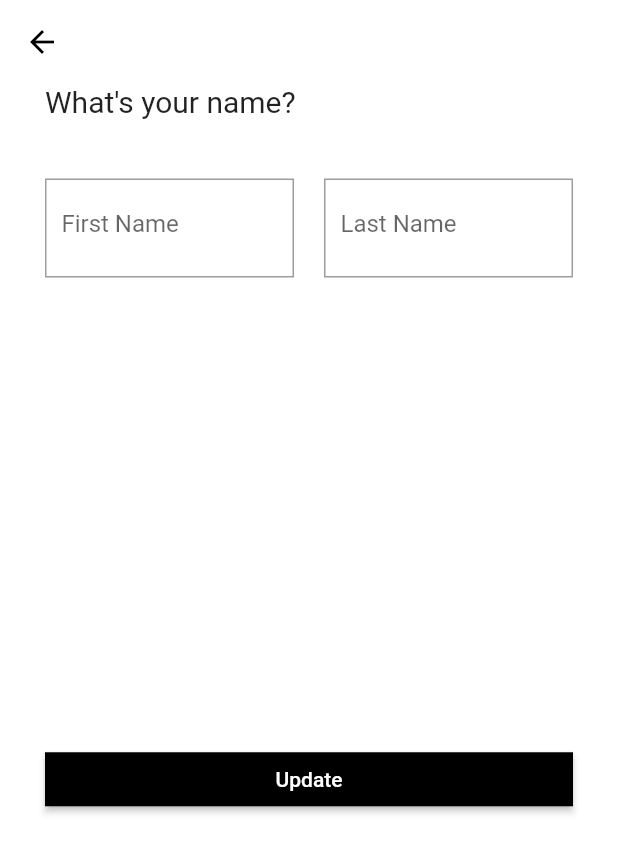
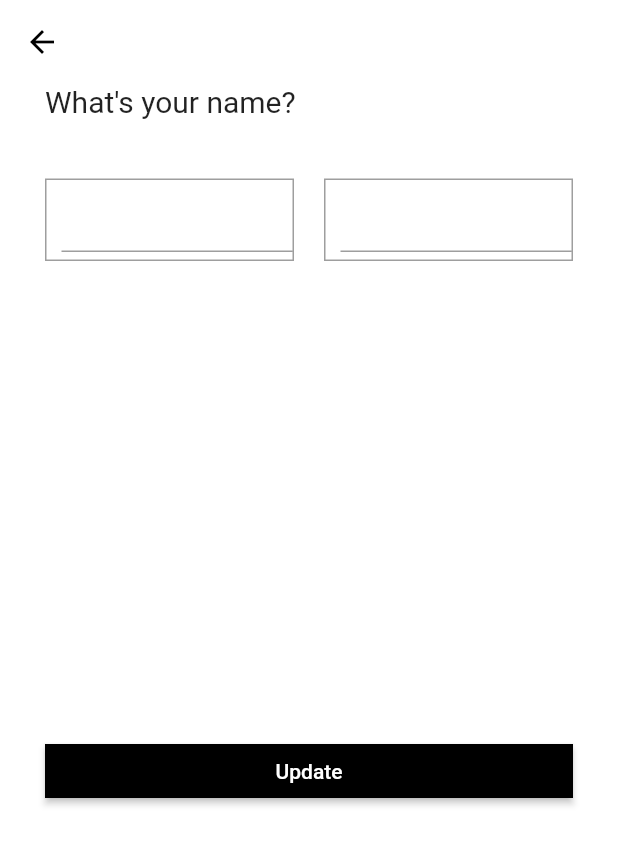
Before and after one commit to samuel-nwankwo/profile-editor, a Flutter app: the EditDisplayName screen opened directly, on a phone screen of 412 x 824 dp. Shown: the top 853 px of the screen. Run offline on Flutter 3.47's test engine with Material 2 defaults, Android fonts, the phone set to English and light mode, and no system bars.

Commit message:
Removed unused properties

```diff
--- a/lib/display_name.dart
+++ b/lib/edit_display_name.dart
@@ -21,11 +21,7 @@ class EditDisplayName extends StatelessWidget{
             data:ThemeData(primaryColor:Colors.grey),
             child: TextField(
               controller: _firstNameController,
-              decoration: InputDecoration(
-                labelText: "First Name",
-                border: InputBorder.none,
-                focusColor:Colors.red,
-              ),
+
             ),
           ),
         ),
@@ -45,11 +41,6 @@ class EditDisplayName extends StatelessWidget{
             data:ThemeData(primaryColor:Colors.grey),
             child: TextField(
               controller: _lastNameController,
-              decoration: InputDecoration(
-                labelText: "Last Name",
-                border: InputBorder.none,
-                focusColor:Colors.red,
-              ),
             ),
           ),
         ),
```
